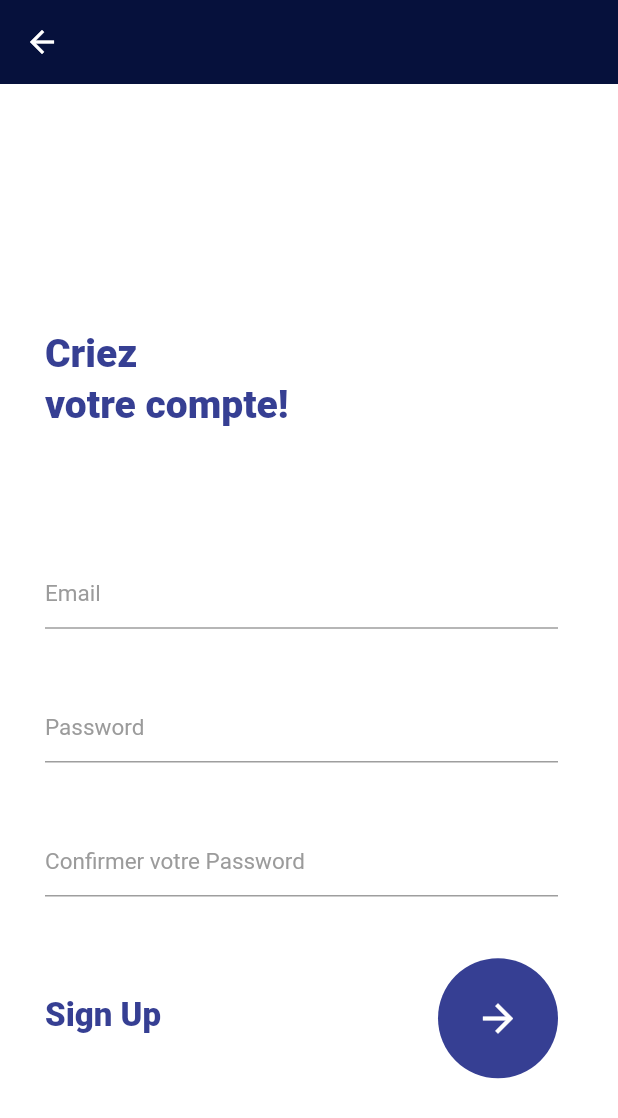
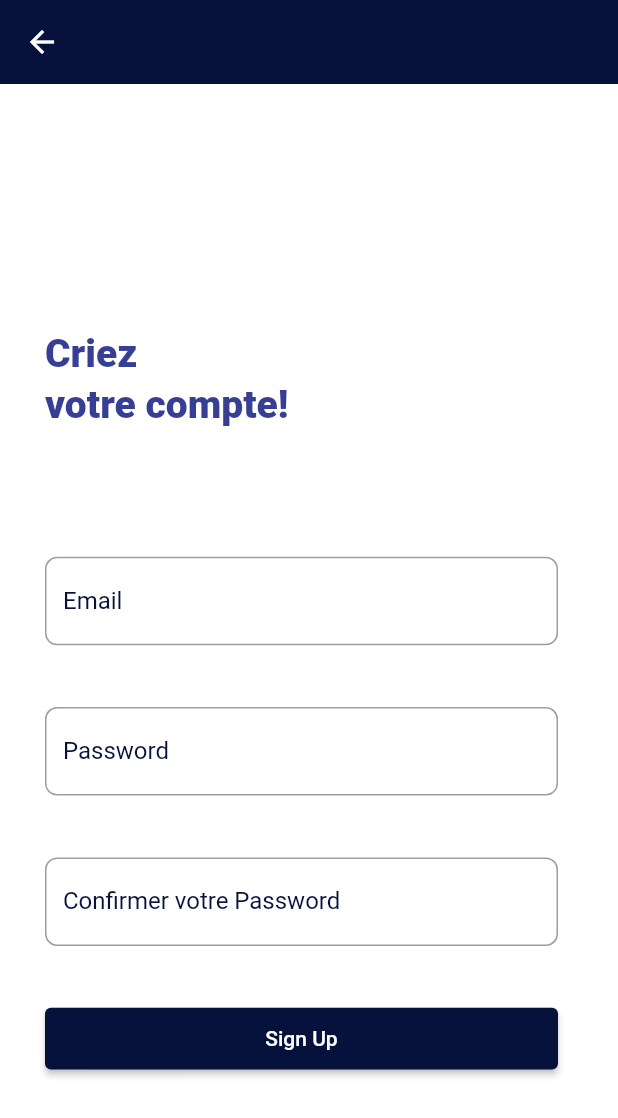
Before and after one commit to yassine-bennkhay/lp-ests, a Flutter app: the screen it shows after launch, item 4 of the bottom bar chosen, after a tap on "Sign up", on a phone screen of 412 x 824 dp. Shown: the top 1118 px of the screen. Run offline on Flutter 3.47's test engine with Material 2 defaults, Android fonts, the phone set to English and light mode, and no system bars; our stand-ins replace font_awesome_flutter, google_nav_bar; network calls fail; Roboto replaces fonts that are missing (Avenir).

Commit message:
integrate sign up api

```diff
--- a/lib/screens/profile/sign_in.dart
+++ b/lib/screens/profile/sign_in.dart
@@ -1,4 +1,5 @@
 import 'package:flutter/material.dart';
+import 'package:lp_ests/screens/profile/forget_password.dart';
 import 'package:lp_ests/screens/profile/sign_up.dart';
 // import '../api/my_api.dart';
 import './components/text_widget.dart';
@@ -91,27 +92,37 @@ class _SignInState extends State<SignIn> {
                 SizedBox(
                   height: height * .05,
                 ),
-                Row(
-                  mainAxisAlignment: MainAxisAlignment.spaceBetween,
-                  children: [
-                    TextWidget(
-                        text: "Sign in", fontSize: 22, isUnderLine: false),
-                    GestureDetector(
-                        onTap: () {
-                          _login();
-                        },
-                        child: Container(
-                          height: 80,
-                          width: 80,
-                          decoration: const BoxDecoration(
-                            shape: BoxShape.circle,
-                            color: Color(0xFF363f93),
-                          ),
-                          child: const Icon(Icons.arrow_forward,
-                              color: Colors.white, size: 30),
-                        ))
-                  ],
-                ),
+                SizedBox(
+                    height: height * .05,
+                    width: double.infinity,
+                    child: ElevatedButton(
+                      style: ElevatedButton.styleFrom(
+                        primary: const Color(0xff06113C),
+                      ),
+                      onPressed: () {},
+                      child: const Text("Sign In"),
+                    )),
+                // Row(
+                //   mainAxisAlignment: MainAxisAlignment.spaceBetween,
+                //   children: [
+                //     TextWidget(
+                //         text: "Sign in", fontSize: 22, isUnderLine: false),
+                //     GestureDetector(
+                //         onTap: () {
+                //           _login();
+                //         },
+                //         child: Container(
+                //           height: 80,
+                //           width: 80,
+                //           decoration: const BoxDecoration(
+                //             shape: BoxShape.circle,
+                //             color: Color(0xFF363f93),
+                //           ),
+                //           child: const Icon(Icons.arrow_forward,
+                //               color: Colors.white, size: 30),
+                //         ))
+                //   ],
+                // ),
                 SizedBox(height: height * 0.1),
                 Row(
                   mainAxisAlignment: MainAxisAlignment.spaceBetween,
@@ -127,7 +138,12 @@ class _SignInState extends State<SignIn> {
                           text: "Sign up", fontSize: 16, isUnderLine: true),
                     ),
                     GestureDetector(
-                      onTap: () {},
+                      onTap: () {
+                        Navigator.push(
+                            context,
+                            MaterialPageRoute(
+                                builder: (context) => const ForgetPassword()));
+                      },
                       child: TextWidget(
                           text: "Forgot Password",
                           fontSize: 16,
@@ -164,7 +180,13 @@ class TextInput extends StatelessWidget {
       keyboardType: TextInputType.text,
       obscureText: obscureText,
       decoration: InputDecoration(
-        hintText: textString,
+        labelStyle: const TextStyle(color: Color(0xff06113C)),
+        border: OutlineInputBorder(borderRadius: BorderRadius.circular(8.0)),
+        focusedBorder: OutlineInputBorder(
+          borderSide: const BorderSide(color: Color(0xff06113C), width: 2.0),
+          borderRadius: BorderRadius.circular(8.0),
+        ),
+        labelText: textString,
         hintStyle: const TextStyle(
             color: Color(0xFF9b9b9b),
             fontSize: 15,
--- a/lib/screens/profile/sign_up.dart
+++ b/lib/screens/profile/sign_up.dart
@@ -1,5 +1,6 @@
 import 'package:flutter/material.dart';
-
+import 'package:http/http.dart' as http;
+import 'dart:convert';
 import 'components/text_widget.dart';
 
 class SignUp extends StatefulWidget {
@@ -13,38 +14,35 @@ class _SignUpState extends State<SignUp> {
   TextEditingController passController = TextEditingController();
   TextEditingController repassController = TextEditingController();
   TextEditingController emailController = TextEditingController();
-  TextEditingController nameController = TextEditingController();
 
   @override
   void initState() {
-    // TODO: implement initState
     super.initState();
   }
 
-  // _register() async {
-  //   var data = {
-  //     'name'  :nameController.text,
-  //     'email' : emailController.text,
-  //     'password' : passController.text,
-  //   };
-  //   debugPrint(nameController.text);
-  //   debugPrint(emailController.text);
-  //   debugPrint(passController.text);
-  //   debugPrint(repassController.text);
+  _register() async {
+    var headers = {'Content-Type': 'application/json'};
+    var request = http.Request(
+        'POST', Uri.parse('http://192.168.0.122:4000/accounts/register'));
+    request.body = json.encode({
+      "email": emailController.text,
+      "password": passController.text,
+      "confirmPassword": repassController.text
+    });
+    print(emailController.text);
+    print(passController.text);
+    print(repassController.text);
+    request.headers.addAll(headers);
 
-  //   var res = await CallApi().postData(data, 'register');
-  //   var body = json.decode(res.body);
-  //   print(body);
-  //   if(body['success']){
-  //     //SharedPreferences localStorage = await SharedPreferences.getInstance();
-  //     // localStorage.setString('token', body['token']);
-  //     //localStorage.setString('user', json.encode(body['user']));
-  //     Navigator.push(
-  //         context,
-  //         MaterialPageRoute(
-  //             builder: (context) => FilierHome()));
-  //   }
-  // }
+    var response = await request.send();
+
+    if (response.statusCode == 200) {
+      print("Account created successfully");
+    } else {
+      print("An error occurured");
+    }
+  }
+
   @override
   Widget build(BuildContext context) {
     final double height = MediaQuery.of(context).size.height;
@@ -71,7 +69,7 @@ class _SignUpState extends State<SignUp> {
                 TextInput(
                     textString: 'Email',
                     textController: emailController,
-                    obscureText: true),
+                    obscureText: false),
                 SizedBox(
                   height: height * .05,
                 ),
@@ -86,31 +84,43 @@ class _SignUpState extends State<SignUp> {
                 ),
                 TextInput(
                   textString: "Confirmer votre Password",
-                  textController: passController,
+                  textController: repassController,
                   obscureText: true,
                 ),
                 SizedBox(
                   height: height * .05,
                 ),
-                Row(
-                  mainAxisAlignment: MainAxisAlignment.spaceBetween,
-                  children: [
-                    TextWidget(
-                        text: "Sign Up", fontSize: 22, isUnderLine: false),
-                    GestureDetector(
-                        onTap: () {},
-                        child: Container(
-                          height: 80,
-                          width: 80,
-                          decoration: const BoxDecoration(
-                            shape: BoxShape.circle,
-                            color: Color(0xFF363f93),
-                          ),
-                          child: const Icon(Icons.arrow_forward,
-                              color: Colors.white, size: 30),
-                        ))
-                  ],
-                ),
+                SizedBox(
+                    height: height * .05,
+                    width: double.infinity,
+                    child: ElevatedButton(
+                      style: ElevatedButton.styleFrom(
+                        primary: const Color(0xff06113C),
+                      ),
+                      onPressed: () {
+                        _register();
+                      },
+                      child: const Text("Sign Up"),
+                    )),
+                // Row(
+                //   mainAxisAlignment: MainAxisAlignment.spaceBetween,
+                //   children: [
+                //     TextWidget(
+                //         text: "Sign Up", fontSize: 22, isUnderLine: false),
+                //     GestureDetector(
+                //         onTap: () {},
+                //         child: Container(
+                //           height: 80,
+                //           width: 80,
+                //           decoration: const BoxDecoration(
+                //             shape: BoxShape.circle,
+                //             color: Color(0xFF363f93),
+                //           ),
+                //           child: const Icon(Icons.arrow_forward,
+                //               color: Colors.white, size: 30),
+                //         ))
+                //   ],
+                // ),
                 SizedBox(height: height * 0.1),
                 Row(
                   mainAxisAlignment: MainAxisAlignment.spaceBetween,
@@ -152,7 +162,13 @@ class TextInput extends StatelessWidget {
       keyboardType: TextInputType.text,
       obscureText: obscureText,
       decoration: InputDecoration(
-        hintText: textString,
+        labelStyle: const TextStyle(color: Color(0xff06113C)),
+        border: OutlineInputBorder(borderRadius: BorderRadius.circular(8.0)),
+        focusedBorder: OutlineInputBorder(
+          borderSide: const BorderSide(color: Color(0xff06113C), width: 2.0),
+          borderRadius: BorderRadius.circular(8.0),
+        ),
+        labelText: textString,
         hintStyle: const TextStyle(
             color: Color(0xFF9b9b9b),
             fontSize: 15,
```
Also changed, not shown: lib/screens/profile/forget_password.dart (added, +74 -0 lines).
